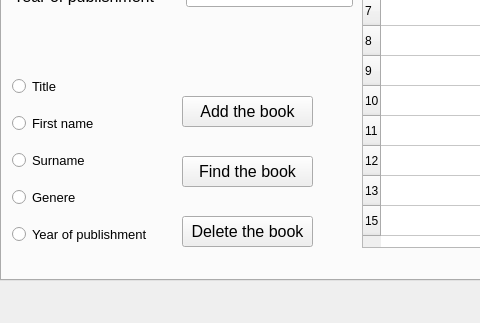
Before: the Qt Designer form mainwindow.ui in JakubMckowiak/libDEMO2, drawn with Qt 5; both pictures show x 0 to 480 and y 240 to 563 of the 925 by 563 pixel window.
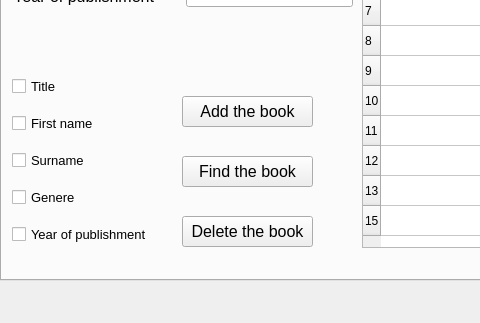
After: the same form once the commit is applied.

Commit message: Fixed finding books functionality, improved books adding functionality feedback

Diff of the .ui file:
```diff
--- a/mainwindow.ui
+++ b/mainwindow.ui
@@ -359,44 +359,8 @@
           </rect>
          </property>
          <layout class="QGridLayout" name="gridLayout_2">
-          <item row="5" column="0">
-           <widget class="QRadioButton" name="radioButtonYear">
-            <property name="font">
-             <font>
-              <pointsize>10</pointsize>
-             </font>
-            </property>
-            <property name="text">
-             <string>Year of publishment</string>
-            </property>
-           </widget>
-          </item>
-          <item row="3" column="0">
-           <widget class="QRadioButton" name="radioButtonSurname">
-            <property name="font">
-             <font>
-              <pointsize>10</pointsize>
-             </font>
-            </property>
-            <property name="text">
-             <string>Surname</string>
-            </property>
-           </widget>
-          </item>
-          <item row="2" column="0">
-           <widget class="QRadioButton" name="radioButtonFirstName">
-            <property name="font">
-             <font>
-              <pointsize>10</pointsize>
-             </font>
-            </property>
-            <property name="text">
-             <string>First name</string>
-            </property>
-           </widget>
-          </item>
           <item row="1" column="0">
-           <widget class="QRadioButton" name="radioButtonTitle">
+           <widget class="QCheckBox" name="checkBoxTitle">
             <property name="font">
              <font>
               <pointsize>10</pointsize>
@@ -407,8 +371,20 @@
             </property>
            </widget>
           </item>
+          <item row="2" column="0">
+           <widget class="QCheckBox" name="checkBoxFirstName">
+            <property name="font">
+             <font>
+              <pointsize>10</pointsize>
+             </font>
+            </property>
+            <property name="text">
+             <string>First name</string>
+            </property>
+           </widget>
+          </item>
           <item row="4" column="0">
-           <widget class="QRadioButton" name="radioButtonGenere">
+           <widget class="QCheckBox" name="checkBoxGenere">
             <property name="font">
              <font>
               <pointsize>10</pointsize>
@@ -419,6 +395,30 @@
             </property>
            </widget>
           </item>
+          <item row="3" column="0">
+           <widget class="QCheckBox" name="checkBoxSurname">
+            <property name="font">
+             <font>
+              <pointsize>10</pointsize>
+             </font>
+            </property>
+            <property name="text">
+             <string>Surname</string>
+            </property>
+           </widget>
+          </item>
+          <item row="5" column="0">
+           <widget class="QCheckBox" name="checkBoxYear">
+            <property name="font">
+             <font>
+              <pointsize>10</pointsize>
+             </font>
+            </property>
+            <property name="text">
+             <string>Year of publishment</string>
+            </property>
+           </widget>
+          </item>
          </layout>
         </widget>
         <widget class="QPushButton" name="findBook">
```
Left out of the diff: 2 changed lines with no effect on the pictures. The commit also changes 2 other files.
